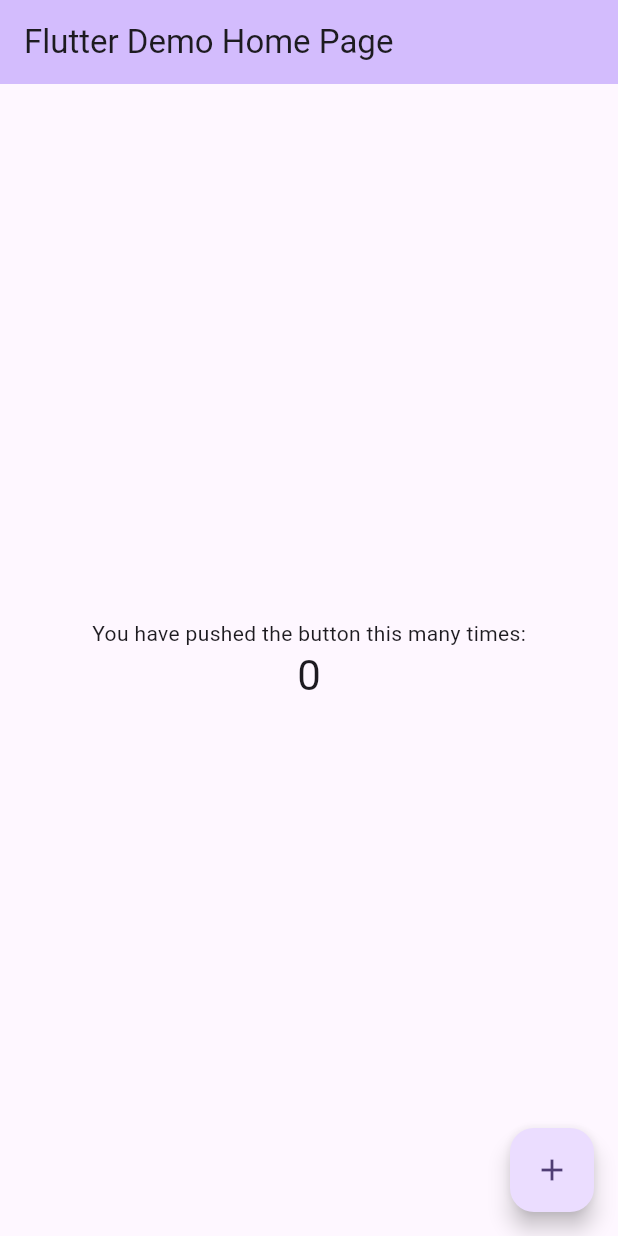
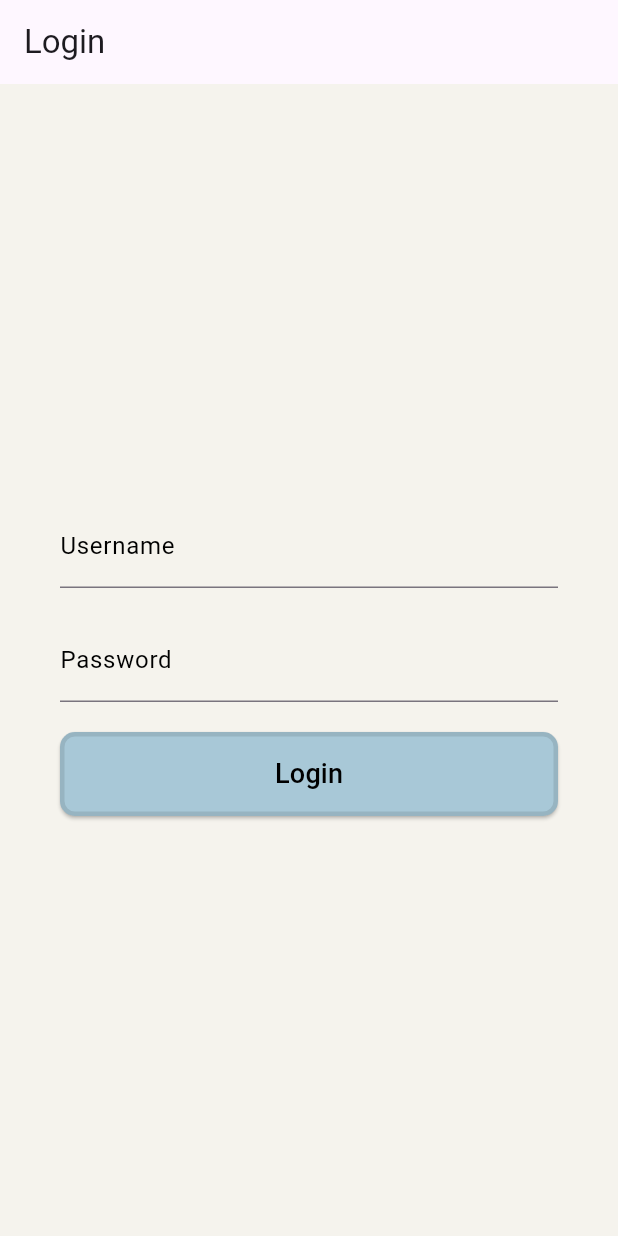
Before and after one commit to helenyin155/NutritionApp, a Flutter app: the screen it shows after launch, on a phone screen of 412 x 824 dp. Run offline on Flutter 3.47's test engine with Material 3 defaults, Android fonts, the phone set to English and light mode, and no system bars.

Commit message:
login page

```diff
--- a/flutterapp/lib/main.dart
+++ b/flutterapp/lib/main.dart
@@ -1,4 +1,7 @@
+// ignore_for_file: prefer_const_constructors
+
 import 'package:flutter/material.dart';
+import 'pages/login.dart';
 
 void main() {
   runApp(const MyApp());
@@ -7,119 +10,22 @@
 class MyApp extends StatelessWidget {
   const MyApp({super.key});
 
-  // This widget is the root of your application.
   @override
   Widget build(BuildContext context) {
     return MaterialApp(
-      title: 'Flutter Demo',
+      debugShowCheckedModeBanner: false,
       theme: ThemeData(
-        // This is the theme of your application.
-        //
-        // TRY THIS: Try running your application with "flutter run". You'll see
-        // the application has a purple toolbar. Then, without quitting the app,
-        // try changing the seedColor in the colorScheme below to Colors.green
-        // and then invoke "hot reload" (save your changes or press the "hot
-        // reload" button in a Flutter-supported IDE, or press "r" if you used
-        // the command line to start the app).
-        //
-        // Notice that the counter didn't reset back to zero; the application
-        // state is not lost during the reload. To reset the state, use hot
-        // restart instead.
-        //
-        // This works for code too, not just values: Most code changes can be
-        // tested with just a hot reload.
-        colorScheme: ColorScheme.fromSeed(seedColor: Colors.deepPurple),
-        useMaterial3: true,
+        visualDensity: VisualDensity.adaptivePlatformDensity,
+        inputDecorationTheme: InputDecorationTheme(
+          labelStyle: TextStyle(
+            color: Colors.black
+          ),
+          focusedBorder: OutlineInputBorder(
+            borderSide: BorderSide(color: Colors.grey), // Change the color of the focused border
+          ),
+        ),
       ),
-      home: const MyHomePage(title: 'Flutter Demo Home Page'),
+      home: LoginPage(),
     );
   }
 }
-
-class MyHomePage extends StatefulWidget {
-  const MyHomePage({super.key, required this.title});
-
-  // This widget is the home page of your application. It is stateful, meaning
-  // that it has a State object (defined below) that contains fields that affect
-  // how it looks.
-
-  // This class is the configuration for the state. It holds the values (in this
-  // case the title) provided by the parent (in this case the App widget) and
-  // used by the build method of the State. Fields in a Widget subclass are
-  // always marked "final".
-
-  final String title;
-
-  @override
-  State<MyHomePage> createState() => _MyHomePageState();
-}
-
-class _MyHomePageState extends State<MyHomePage> {
-  int _counter = 0;
-
-  void _incrementCounter() {
-    setState(() {
-      // This call to setState tells the Flutter framework that something has
-      // changed in this State, which causes it to rerun the build method below
-      // so that the display can reflect the updated values. If we changed
-      // _counter without calling setState(), then the build method would not be
-      // called again, and so nothing would appear to happen.
-      _counter++;
-    });
-  }
-
-  @override
-  Widget build(BuildContext context) {
-    // This method is rerun every time setState is called, for instance as done
-    // by the _incrementCounter method above.
-    //
-    // The Flutter framework has been optimized to make rerunning build methods
-    // fast, so that you can just rebuild anything that needs updating rather
-    // than having to individually change instances of widgets.
-    return Scaffold(
-      appBar: AppBar(
-        // TRY THIS: Try changing the color here to a specific color (to
-        // Colors.amber, perhaps?) and trigger a hot reload to see the AppBar
-        // change color while the other colors stay the same.
-        backgroundColor: Theme.of(context).colorScheme.inversePrimary,
-        // Here we take the value from the MyHomePage object that was created by
-        // the App.build method, and use it to set our appbar title.
-        title: Text(widget.title),
-      ),
-      body: Center(
-        // Center is a layout widget. It takes a single child and positions it
-        // in the middle of the parent.
-        child: Column(
-          // Column is also a layout widget. It takes a list of children and
-          // arranges them vertically. By default, it sizes itself to fit its
-          // children horizontally, and tries to be as tall as its parent.
-          //
-          // Column has various properties to control how it sizes itself and
-          // how it positions its children. Here we use mainAxisAlignment to
-          // center the children vertically; the main axis here is the vertical
-          // axis because Columns are vertical (the cross axis would be
-          // horizontal).
-          //
-          // TRY THIS: Invoke "debug painting" (choose the "Toggle Debug Paint"
-          // action in the IDE, or press "p" in the console), to see the
-          // wireframe for each widget.
-          mainAxisAlignment: MainAxisAlignment.center,
-          children: <Widget>[
-            const Text(
-              'You have pushed the button this many times:',
-            ),
-            Text(
-              '$_counter',
-              style: Theme.of(context).textTheme.headlineMedium,
-            ),
-          ],
-        ),
-      ),
-      floatingActionButton: FloatingActionButton(
-        onPressed: _incrementCounter,
-        tooltip: 'Increment',
-        child: const Icon(Icons.add),
-      ), // This trailing comma makes auto-formatting nicer for build methods.
-    );
-  }
-}
--- /dev/null
+++ b/flutterapp/lib/pages/login.dart
@@ -0,0 +1,66 @@
+import 'package:flutter/material.dart';
+
+int hexToInteger(String hex) => int.parse(hex, radix: 16);
+
+extension StringColorExtensions on String {
+  Color toColor() => Color(hexToInteger(this));
+}
+
+class LoginPage extends StatelessWidget {
+  const LoginPage({super.key});
+
+  @override
+  Widget build(BuildContext context) {
+    return Scaffold(
+      backgroundColor: Color(hexToInteger('FFF5F3ED')),
+      appBar: AppBar(
+        title: Text('Login'),
+      ),
+      body: Padding(
+        padding: EdgeInsets.symmetric(vertical: 20.0, horizontal: 40.0),
+        child: Column(
+          mainAxisAlignment: MainAxisAlignment.center,
+          crossAxisAlignment: CrossAxisAlignment.stretch,
+          children: [
+            TextField(
+              style: TextStyle(color: Colors.black),
+              decoration: InputDecoration(
+                labelText: 'Username',
+                hintText: 'Enter your username',
+              ),
+            ),
+            SizedBox(height: 20.0),
+            TextField(
+              style: TextStyle(color: Colors.black),
+              decoration: InputDecoration(
+                labelText: 'Password',
+                hintText: 'Passwords must be at least 8 characters',
+              ),
+              obscureText: true,
+            ),
+            SizedBox(height: 20.0),
+            ElevatedButton(
+              onPressed: () {
+                // add login logic here
+              },
+              style: ElevatedButton.styleFrom(
+                primary: Color(0xFFA8C8D7), // A8C8D7 color
+                padding: EdgeInsets.symmetric(vertical: 15.0, horizontal: 30.0),
+                shape: RoundedRectangleBorder(
+                  borderRadius: BorderRadius.circular(10.0),
+                  side: BorderSide(color: Colors.black.withOpacity(0.1), width: 3.0), // slight border
+                ),
+              ),
+            child: Text(
+              'Login',
+                style: TextStyle(fontSize: 18.0, color: Colors.black),
+                ),
+              ),
+          ],
+        ),
+      ),
+
+    );
+
+  }
+}
```
